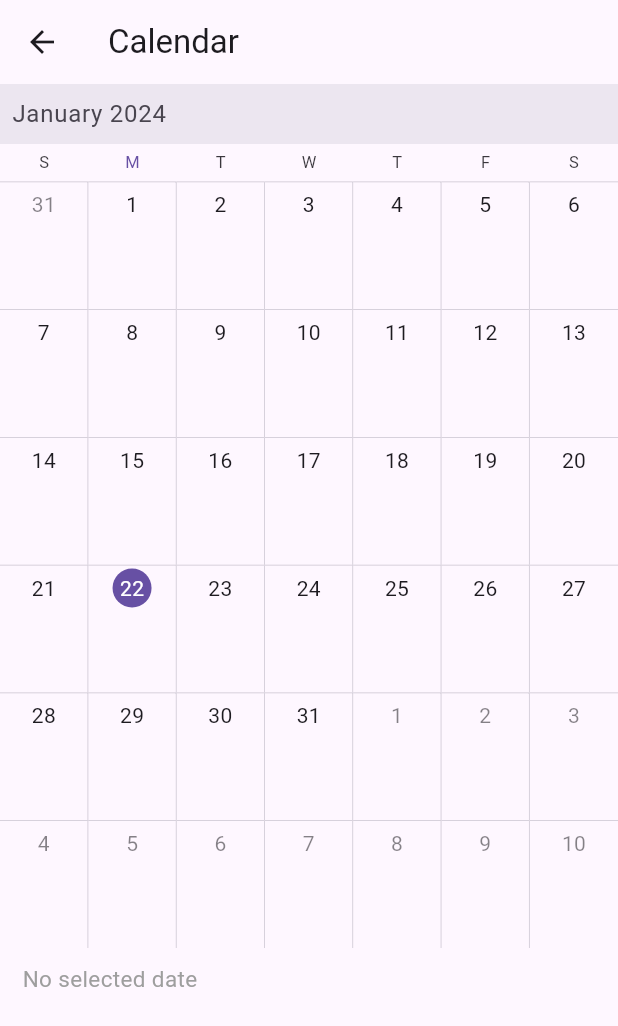
After one commit to hristijantoncevski/mislab345, a Flutter app: the screen it shows after launch, after a tap on the "calendar today" icon, on a phone screen of 412 x 824 dp. The commit adds this screen. Shown: the top 1026 px of the screen. Run offline on Flutter 3.47's test engine with Material 3 defaults, Android fonts, the phone set to English and light mode, and no system bars; drawn by our look-alikes of syncfusion_flutter_calendar; our stand-ins replace firebase_auth, firebase_core, flutter_local_notifications, timezone; accounts and stored records are empty.

Commit message:
Lab 4 and some updates

```diff
--- a/lib/AddExam.dart
+++ b/lib/AddExam.dart
@@ -75,7 +75,7 @@ class _AddExamState extends State<AddExam> {
                 );
 
                 if(selectedTime != null){
-                  String formattedTime = '${selectedTime.hour}:${selectedTime.minute}';
+                  String formattedTime = '${selectedTime.hour.toString().padLeft(2, '0')}:${selectedTime.minute.toString().padLeft(2, '0')}';
                   timeController.text = formattedTime;
                 }
               },
--- /dev/null
+++ b/lib/calendar.dart
@@ -0,0 +1,56 @@
+import 'package:flutter/material.dart';
+import 'package:syncfusion_flutter_calendar/calendar.dart';
+import 'package:mis3/main.dart';
+import 'package:mis3/exam.dart';
+
+class CalendarScreen extends StatelessWidget {
+  final List<Exam> exams;
+
+  const CalendarScreen({Key? key, required this.exams}) : super(key: key);
+
+  @override
+  Widget build(BuildContext context) {
+    return Scaffold(
+      appBar: AppBar(
+        title: const Text('Calendar'),
+      ),
+      body: SfCalendar(
+        view: CalendarView.month,
+        dataSource: ExamCalendarDataSource(exams),
+        monthViewSettings: const MonthViewSettings(showAgenda: true),
+      ),
+    );
+  }
+}
+
+class ExamCalendarDataSource extends CalendarDataSource {
+  final List<Exam> exams;
+
+  ExamCalendarDataSource(this.exams);
+
+  @override
+  List<Appointment> get appointments => exams.map((exam) {
+    final DateTime startTime = _parseDateTime('${exam.date} ${exam.time}');
+    final DateTime endTime = startTime.add(const Duration(hours: 2));
+
+    return Appointment(
+      startTime: startTime,
+      endTime: endTime,
+      subject: exam.subject,
+    );
+  }).toList();
+
+  DateTime _parseDateTime(String dateTimeString) {
+    final List<String> parts = dateTimeString.split(' ');
+    final List<String> dateParts = parts[0].split('-');
+    final List<String> timeParts = parts[1].split(':');
+
+    final int year = int.parse(dateParts[2]);
+    final int month = int.parse(dateParts[1]);
+    final int day = int.parse(dateParts[0]);
+    final int hour = int.parse(timeParts[0]);
+    final int minute = int.parse(timeParts[1]);
+
+    return DateTime(year, month, day, hour, minute);
+  }
+}
--- a/lib/main.dart
+++ b/lib/main.dart
@@ -5,7 +5,9 @@ import 'package:firebase_core/firebase_core.dart';
 import 'package:mis3/AddExam.dart';
 import 'package:mis3/login.dart';
 import 'package:mis3/exam.dart';
+import 'package:mis3/notification.dart';
 import 'package:mis3/register.dart';
+import 'package:mis3/calendar.dart';
 import 'firebase_options.dart';
 
 void main() async {
@@ -42,7 +44,16 @@ class ExamListScreen extends StatefulWidget {
 }
 
 class _ExamListScreenState extends State<ExamListScreen> {
+  late final Notifications notifications;
   List<Exam> exams = [];
+
+  @override
+  void initState() {
+    notifications = Notifications();
+    notifications.initializeNotifications();
+
+    super.initState();
+  }
 
   @override
   Widget build(BuildContext context) {
@@ -57,6 +68,17 @@ class _ExamListScreenState extends State<ExamListScreen> {
               context,
               MaterialPageRoute(builder: (context) => const Login()),
             )
+          ),
+          IconButton(
+            onPressed: () => FirebaseAuth.instance.currentUser != null ? {
+              Navigator.push(context,
+                  MaterialPageRoute(builder: (context) => CalendarScreen(exams: exams))
+              )
+            } : Navigator.pushReplacement(
+              context,
+              MaterialPageRoute(builder: (context) => const Login()),
+            ),
+            icon: const Icon(Icons.calendar_today),
           ),
           IconButton(
             onPressed: () {
@@ -149,6 +171,9 @@ class _ExamListScreenState extends State<ExamListScreen> {
     setState(() {
       exams.add(newExam);
     });
+
+    notifications.show(id: newExam.id, title: "New exam", body: "A new exam for ${newExam.subject}, on date ${newExam.date} at ${newExam.time}");
+    notifications.scheduleNotification(id: newExam.id, title: "Upcoming exam", body: "Your exam for ${newExam.subject} is in 1 hour. Good luck", date: newExam.date, time: newExam.time);
   }
 
 }
--- a/pubspec.yaml
+++ b/pubspec.yaml
@@ -38,6 +38,9 @@ dependencies:
   intl: ^0.19.0
   firebase_core: ^2.24.2
   firebase_auth: ^4.15.3
+  syncfusion_flutter_calendar: 21.1.41
+  flutter_local_notifications: 11.0.0
+  timezone: ^0.9.1
 
 dev_dependencies:
   flutter_test:
```
Also changed, not shown: lib/notification.dart (added, +64 -0 lines), pubspec.lock, 2 other files.
